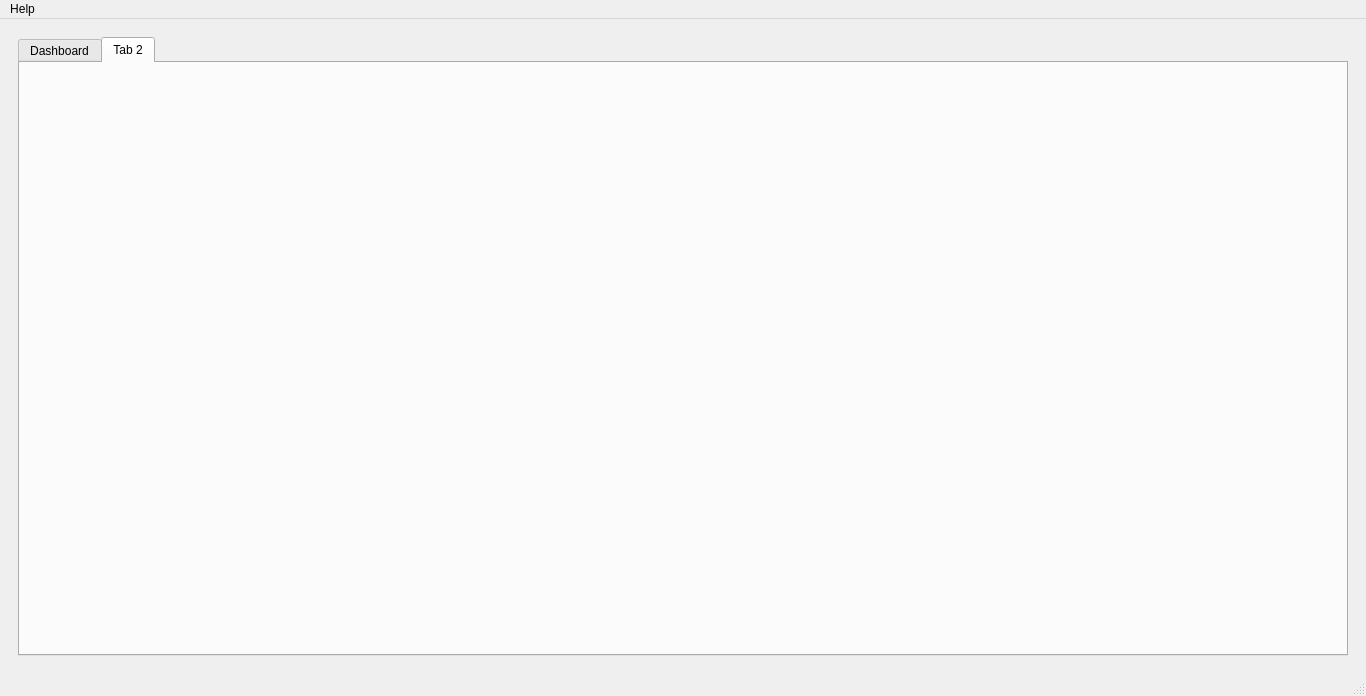
Before: the Qt Designer form pyside6_ui/main.ui in NewGuy103/syncServer, drawn with Qt 5.
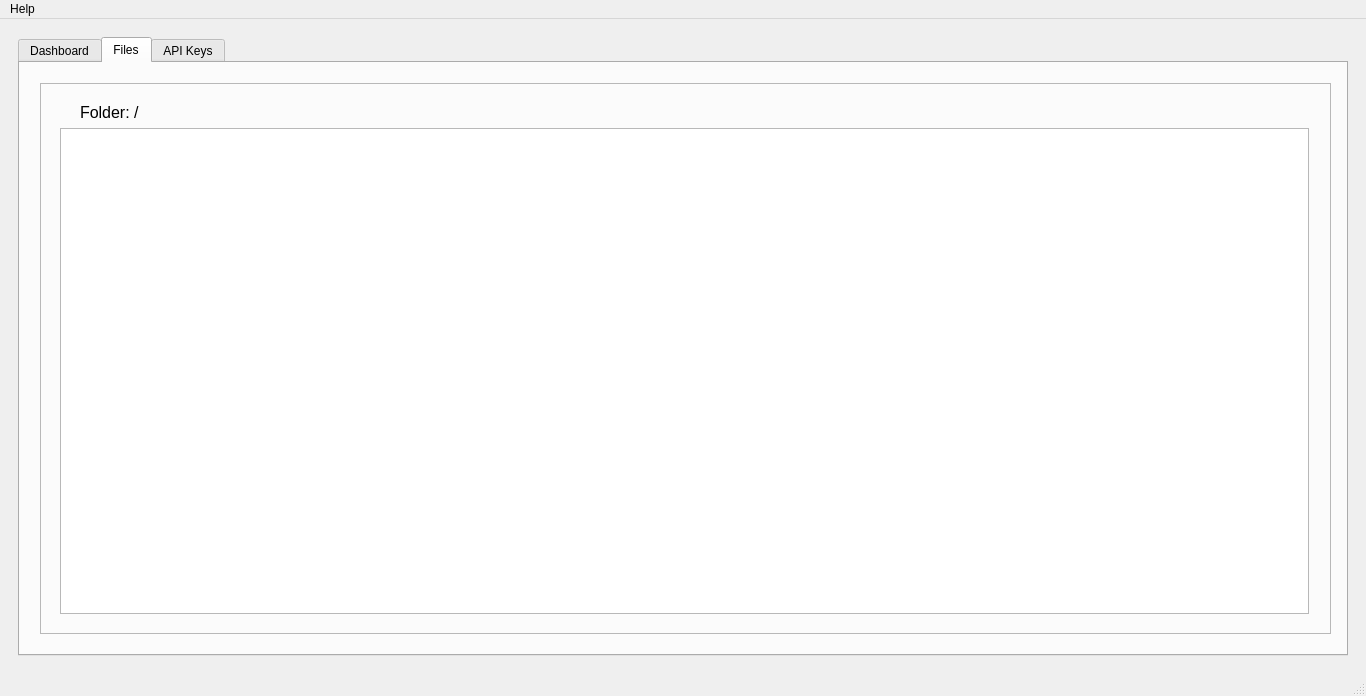
After: the same form once the commit is applied. The open tabs and pages were chosen to show the change.

The edit to the form file:
```diff
--- a/pyside6_ui/main.ui
+++ b/pyside6_ui/main.ui
@@ -199,8 +199,96 @@
           </widget>
           <widget class="QWidget" name="tab_2">
            <attribute name="title">
-            <string>Tab 2</string>
+            <string>Files</string>
            </attribute>
+           <widget class="QFrame" name="fileTabFrame">
+            <property name="geometry">
+             <rect>
+              <x>20</x>
+              <y>20</y>
+              <width>1291</width>
+              <height>551</height>
+             </rect>
+            </property>
+            <property name="frameShape">
+             <enum>QFrame::Shape::StyledPanel</enum>
+            </property>
+            <property name="frameShadow">
+             <enum>QFrame::Shadow::Raised</enum>
+            </property>
+            <widget class="QWidget" name="layoutWidget">
+             <property name="geometry">
+              <rect>
+               <x>20</x>
+               <y>20</y>
+               <width>1249</width>
+               <height>511</height>
+              </rect>
+             </property>
+             <layout class="QVBoxLayout" name="fileListLayout">
+              <property name="spacing">
+               <number>6</number>
+              </property>
+              <item>
+               <widget class="QLabel" name="fileListLabel">
+                <property name="font">
+                 <font>
+                  <pointsize>12</pointsize>
+                  <bold>false</bold>
+                 </font>
+                </property>
+                <property name="text">
+                 <string>Folder: /</string>
+                </property>
+                <property name="alignment">
+                 <set>Qt::AlignmentFlag::AlignLeading|Qt::AlignmentFlag::AlignLeft|Qt::AlignmentFlag::AlignVCenter</set>
+                </property>
+                <property name="indent">
+                 <number>20</number>
+                </property>
+               </widget>
+              </item>
+              <item>
+               <widget class="QListWidget" name="fileListWidget"/>
+              </item>
+             </layout>
+            </widget>
+           </widget>
+          </widget>
+          <widget class="QWidget" name="apiKeysTab">
+           <attribute name="title">
+            <string>API Keys</string>
+           </attribute>
+           <widget class="QWidget" name="layoutWidget">
+            <property name="geometry">
+             <rect>
+              <x>30</x>
+              <y>20</y>
+              <width>1271</width>
+              <height>551</height>
+             </rect>
+            </property>
+            <layout class="QVBoxLayout" name="apiKeyListLayout">
+             <property name="spacing">
+              <number>10</number>
+             </property>
+             <item>
+              <widget class="QLabel" name="apiKeyListLabel">
+               <property name="font">
+                <font>
+                 <pointsize>16</pointsize>
+                </font>
+               </property>
+               <property name="text">
+                <string>Your API Keys</string>
+               </property>
+              </widget>
+             </item>
+             <item>
+              <widget class="QListWidget" name="apiKeyListWidget"/>
+             </item>
+            </layout>
+           </widget>
           </widget>
          </widget>
         </item>
```
Left out of the diff: 22 changed lines with no effect on the pictures.
